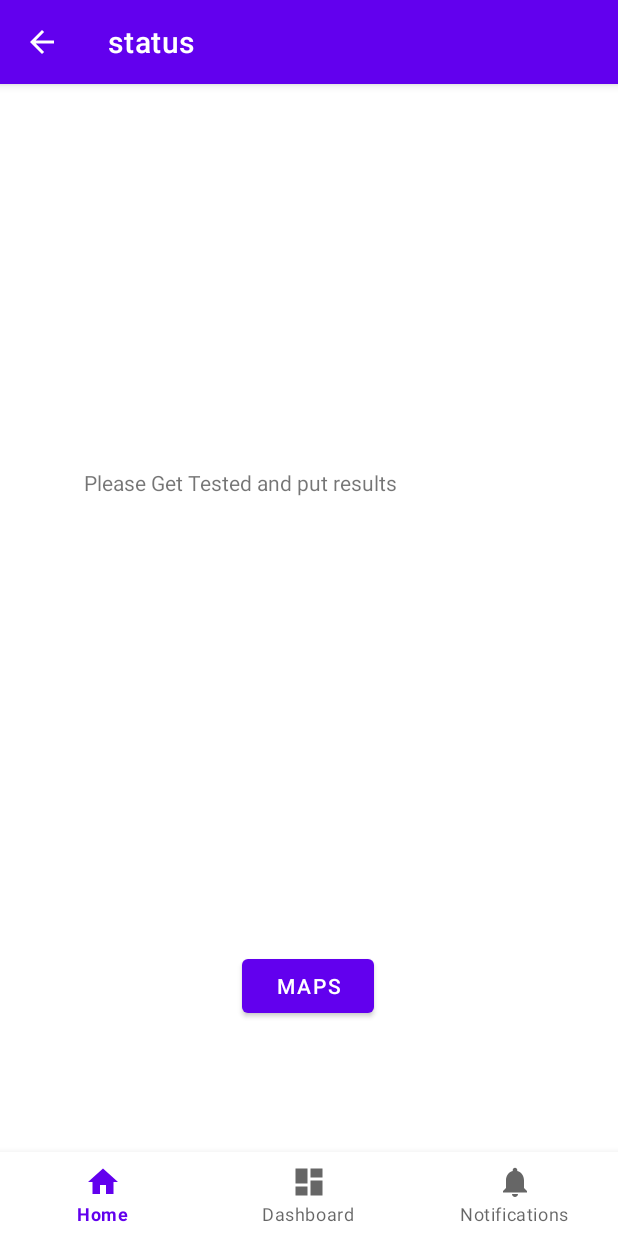
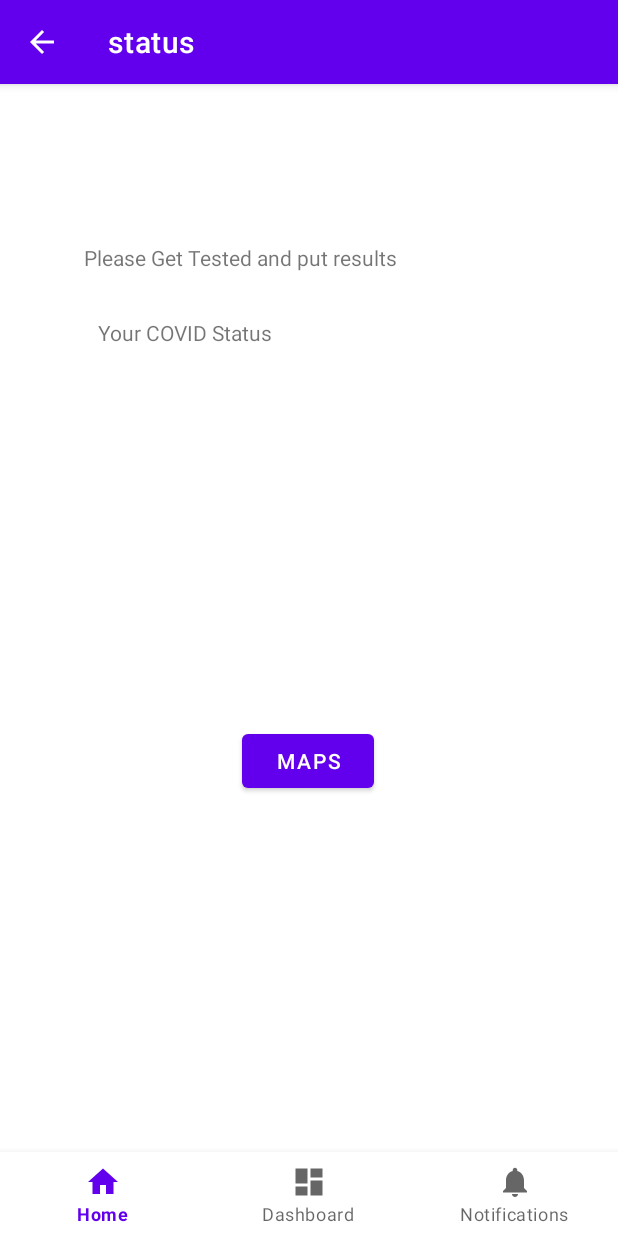
Before and after one commit to CorneliuSmith/CS113Project, an Android app: the StatusActivity screen opened directly, with no data from a screen before it, on a phone screen of 412 x 824 dp. Run offline under Robolectric (Android 15) with nearby library versions, the phone set to English and light mode, and no system bars.

Commit message:
Adding "COVID Status" header to Status Page

```diff
--- a/app/src/main/res/layout/status.xml
+++ b/app/src/main/res/layout/status.xml
@@ -25,10 +25,33 @@
         android:layout_width="wrap_content"
         android:layout_height="wrap_content"
         android:layout_marginStart="56dp"
-        android:layout_marginTop="200dp"
+        android:layout_marginTop="50dp"
         android:text="Please Get Tested and put results"
         app:layout_constraintStart_toStartOf="parent"
         app:layout_constraintTop_toTopOf="parent" />
+
+
+    <!-- Text header for COVID result -->
+    <TextView
+
+        android:id="@+id/Covid_Status"
+        android:layout_width="268dp"
+        android:layout_height="23dp"
+        android:layout_marginStart="65dp"
+        android:layout_marginTop="100dp"
+        app:layout_constraintStart_toStartOf="parent"
+        app:layout_constraintTop_toTopOf="parent"
+        android:text="@string/status_activity"
+        />
+
+
+
+
+
+
+
+    <!-- Editable text for user to enter their result -->
+
 
     <Button
         android:id="@+id/button_sta"
```
Also changed, not shown: app/src/main/res/layout/settings.xml (line endings or trailing spaces).
